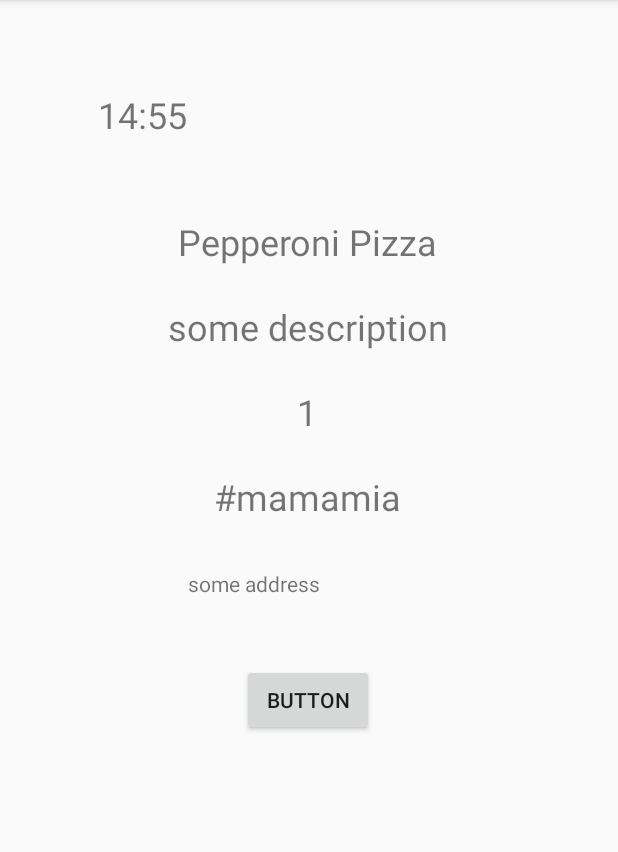
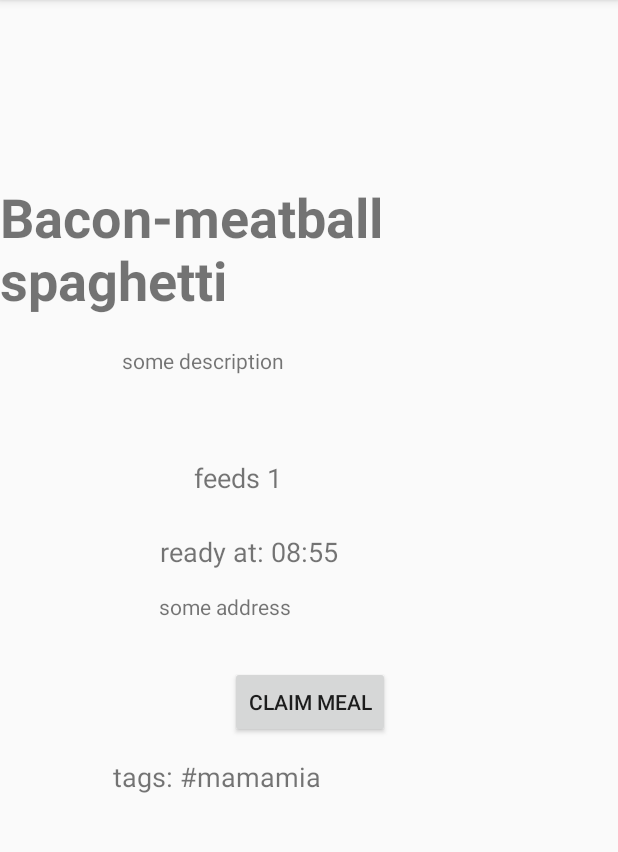
Before and after one commit to ziyiwu9494/HackSC_Food, an Android app: the fragment HomeFragment shown on its own in the app's theme, after a tap on "#mamamia", on a phone screen of 412 x 824 dp, the part 84-936 px from its top. Run offline under Robolectric (Android 15) with nearby library versions, the phone set to English and light mode, and no system bars.

Commit message:
more UI stuff

```diff
--- a/app/src/main/java/com/example/hacksc_food/ui/home/find_meal_details.java
+++ b/app/src/main/java/com/example/hacksc_food/ui/home/find_meal_details.java
@@ -1,10 +1,10 @@
 package com.example.hacksc_food.ui.home;
-
-import androidx.appcompat.app.AppCompatActivity;
 
 import android.os.Bundle;
 import android.widget.TextView;
 import android.widget.Toast;
+
+import androidx.appcompat.app.AppCompatActivity;
 
 import com.example.hacksc_food.R;
 
@@ -53,10 +53,10 @@ public class find_meal_details extends AppCompatActivity {
     }
     private void setData(){
         mealName.setText(title_data);
-        mealTags.setText(tag_data);
+        mealTags.setText("tags: " + tag_data);
         mealDescs.setText(desc_data);
-        mealNumPeople.setText(num_people_data);
-        mealTime.setText(time_data);
+        mealNumPeople.setText("feeds " + num_people_data);
+        mealTime.setText("ready at: " + time_data);
         mealAddress.setText(address_data);
 
     }
--- a/app/src/main/java/com/example/hacksc_food/ui/home/sample_data.java
+++ b/app/src/main/java/com/example/hacksc_food/ui/home/sample_data.java
@@ -16,7 +16,7 @@ public class sample_data {
     };
 
     public static String[] tags = new String[]{
-            "#mamamia",
+            "#italian #gluten-free #free-ranged #vegitarian",
             "#JustinTimberlake",
             "#mlh2020",
             "#nosleep",
@@ -57,7 +57,7 @@ public class sample_data {
     };
 
     public static String[] meal_addresses = new String[]{
-            "some address",
+            "1377 Hilda Ave, Glendale, CA 91205",
             "some address",
             "some address",
             "some address",
@@ -70,7 +70,7 @@ public class sample_data {
             "some address"
     };
     public static String[] meal_descriptions = new String[]{
-            "some description",
+            "Quick, Easy and Delicious-Homemade pizza crust and tomato sauce has never been easier-and this recipe for pepperoni pizza produces a delicious classic!",
             "some description",
             "some description",
             "some description",
--- a/app/src/main/res/layout/activity_find_meal_details.xml
+++ b/app/src/main/res/layout/activity_find_meal_details.xml
@@ -10,84 +10,81 @@
         android:id="@+id/mealName"
         android:layout_width="wrap_content"
         android:layout_height="wrap_content"
-        android:layout_marginTop="52dp"
+        android:layout_marginTop="120dp"
         android:text="TextView"
-        android:textSize="24sp"
-        app:layout_constraintEnd_toEndOf="@+id/mealTime"
-        app:layout_constraintHorizontal_bias="0.498"
-        app:layout_constraintStart_toStartOf="@+id/mealTime"
-        app:layout_constraintTop_toBottomOf="@+id/mealTime" />
+        android:textSize="36sp"
+        android:textStyle="bold"
+        app:layout_constraintEnd_toEndOf="parent"
+        app:layout_constraintStart_toStartOf="parent"
+        app:layout_constraintTop_toTopOf="parent" />
 
     <TextView
         android:id="@+id/mealDesc"
-        android:layout_width="wrap_content"
-        android:layout_height="wrap_content"
-        android:layout_marginTop="24dp"
+        android:layout_width="249dp"
+        android:layout_height="55dp"
+        android:layout_marginTop="20dp"
         android:text="TextView"
-        android:textSize="24dp"
+        android:textSize="14sp"
         app:layout_constraintEnd_toEndOf="@+id/mealName"
-        app:layout_constraintHorizontal_bias="0.501"
         app:layout_constraintStart_toStartOf="@+id/mealName"
         app:layout_constraintTop_toBottomOf="@+id/mealName" />
 
     <TextView
         android:id="@+id/num_people"
-        android:layout_width="wrap_content"
-        android:layout_height="wrap_content"
-        android:layout_marginTop="24dp"
+        android:layout_width="153dp"
+        android:layout_height="29dp"
+        android:layout_marginTop="20dp"
         android:text="TextView"
-        android:textSize="24dp"
+        android:textSize="18sp"
         app:layout_constraintEnd_toEndOf="@+id/mealDesc"
-        app:layout_constraintHorizontal_bias="0.498"
         app:layout_constraintStart_toStartOf="@+id/mealDesc"
         app:layout_constraintTop_toBottomOf="@+id/mealDesc" />
 
     <TextView
         android:id="@+id/mealTime"
-        android:layout_width="wrap_content"
-        android:layout_height="wrap_content"
-        android:layout_marginStart="8dp"
-        android:layout_marginTop="60dp"
-        android:layout_marginEnd="8dp"
+        android:layout_width="199dp"
+        android:layout_height="23dp"
+        android:layout_marginTop="20dp"
         android:ems="10"
         android:text="TextView"
-        android:textSize="24dp"
-        app:layout_constraintEnd_toEndOf="parent"
-        app:layout_constraintHorizontal_bias="0.496"
-        app:layout_constraintStart_toStartOf="parent"
-        app:layout_constraintTop_toTopOf="parent" />
-
-    <TextView
-        android:id="@+id/mealTags"
-        android:layout_width="wrap_content"
-        android:layout_height="wrap_content"
-        android:layout_marginTop="24dp"
-        android:text="TextView"
-        android:textSize="24dp"
+        android:textSize="18sp"
         app:layout_constraintEnd_toEndOf="@+id/num_people"
-        app:layout_constraintHorizontal_bias="0.498"
+        app:layout_constraintHorizontal_bias="0.505"
         app:layout_constraintStart_toStartOf="@+id/num_people"
         app:layout_constraintTop_toBottomOf="@+id/num_people" />
 
     <TextView
+        android:id="@+id/mealTags"
+        android:layout_width="263dp"
+        android:layout_height="130dp"
+        android:layout_marginTop="13dp"
+        android:text="TextView"
+        android:textSize="18sp"
+        app:layout_constraintBottom_toBottomOf="parent"
+        app:layout_constraintEnd_toEndOf="@+id/button"
+        app:layout_constraintStart_toStartOf="@+id/button"
+        app:layout_constraintTop_toBottomOf="@+id/button"
+        app:layout_constraintVertical_bias="0.0" />
+
+    <TextView
         android:id="@+id/mealAddress"
-        android:layout_width="wrap_content"
-        android:layout_height="wrap_content"
-        android:layout_marginTop="32dp"
+        android:layout_width="201dp"
+        android:layout_height="29dp"
+        android:layout_marginTop="16dp"
         android:ems="10"
         android:text="TextView"
-        app:layout_constraintEnd_toEndOf="@+id/mealTags"
-        app:layout_constraintStart_toStartOf="@+id/mealTags"
-        app:layout_constraintTop_toBottomOf="@+id/mealTags" />
+        app:layout_constraintEnd_toEndOf="@+id/mealTime"
+        app:layout_constraintStart_toStartOf="@+id/mealTime"
+        app:layout_constraintTop_toBottomOf="@+id/mealTime" />
 
     <Button
         android:id="@+id/button"
         android:layout_width="wrap_content"
         android:layout_height="wrap_content"
-        android:layout_marginTop="44dp"
-        android:text="Button"
+        android:layout_marginTop="20dp"
+        android:text="claim meal"
         app:layout_constraintEnd_toEndOf="@+id/mealAddress"
-        app:layout_constraintHorizontal_bias="0.504"
         app:layout_constraintStart_toStartOf="@+id/mealAddress"
         app:layout_constraintTop_toBottomOf="@+id/mealAddress" />
+
 </androidx.constraintlayout.widget.ConstraintLayout>
```
